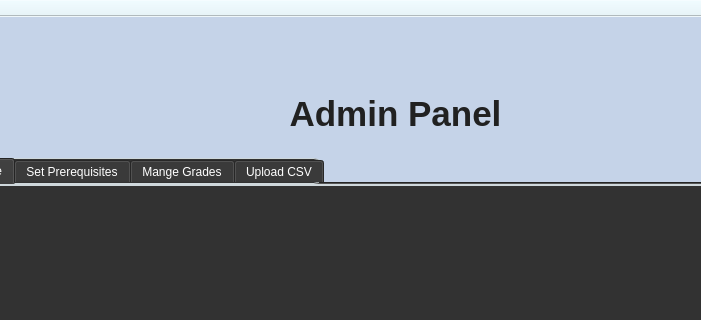
Above: Coursify.ui from Ahmed-ElGoharyy/Coursifyy before the change; both pictures show x 271 to 972 and y 0 to 320 of the 1250 by 738 pixel window. Below: the same form after it.
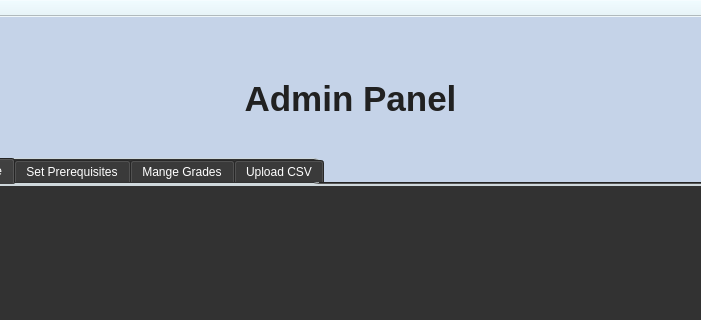
That is the form after the change. Icons and pictures are not drawn.

Commit message: set prereq panel started!!

```diff
--- a/Coursify.ui
+++ b/Coursify.ui
@@ -3039,10 +3039,10 @@
        <widget class="QLabel" name="label_14">
         <property name="geometry">
          <rect>
-          <x>460</x>
-          <y>70</y>
-          <width>391</width>
-          <height>31</height>
+          <x>340</x>
+          <y>40</y>
+          <width>541</width>
+          <height>61</height>
          </rect>
         </property>
         <property name="font">
```
The commit also changes 5 other files.
